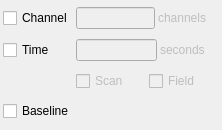
This is code/plotms/implement/Gui/PlotMSAveragingWidget.ui in radio-astro/casa as Qt 5 draws it before an edit. The edited form follows.
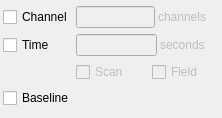
This is the edited form.

The edit to the form file:
```diff
--- a/code/plotms/implement/Gui/PlotMSAveragingWidget.ui
+++ b/code/plotms/implement/Gui/PlotMSAveragingWidget.ui
@@ -6,9 +6,15 @@
     <x>0</x>
     <y>0</y>
     <width>222</width>
-    <height>130</height>
+    <height>118</height>
    </rect>
   </property>
+  <property name="sizePolicy" >
+   <sizepolicy vsizetype="Fixed" hsizetype="Preferred" >
+    <horstretch>0</horstretch>
+    <verstretch>0</verstretch>
+   </sizepolicy>
+  </property>
   <property name="windowTitle" >
    <string>Averaging Widget</string>
   </property>
@@ -28,6 +34,9 @@
    <property name="horizontalSpacing" >
     <number>3</number>
    </property>
+   <property name="verticalSpacing" >
+    <number>3</number>
+   </property>
    <item row="0" column="0" >
     <widget class="QCheckBox" name="channel" >
      <property name="text" >
```
